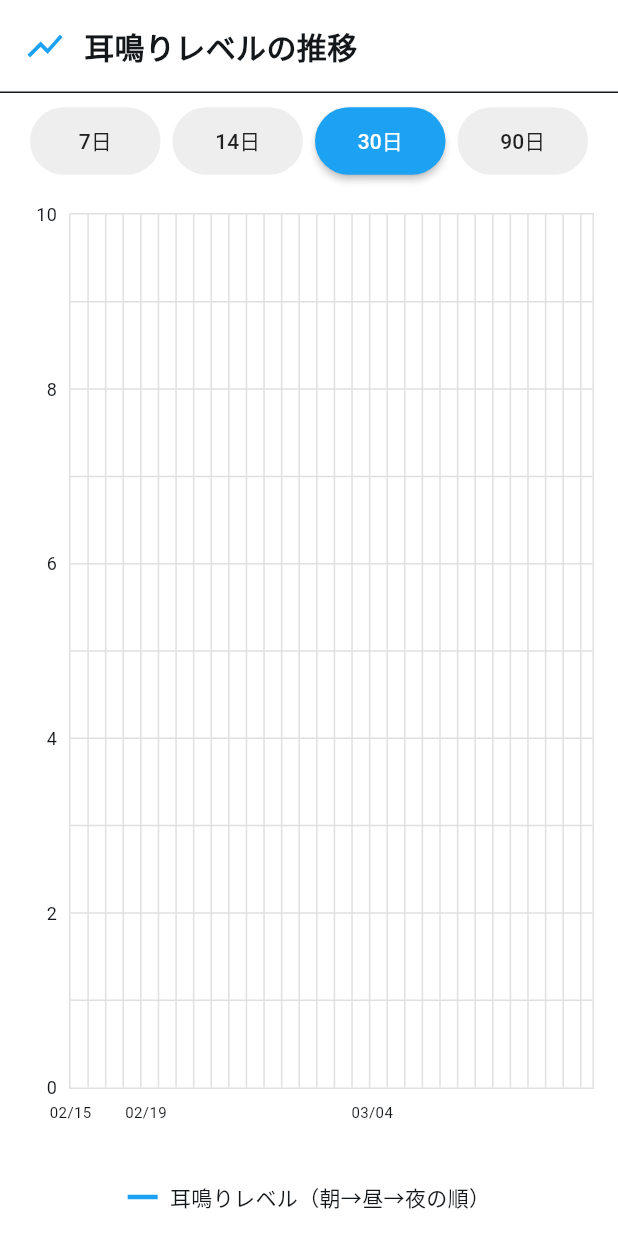
After one commit to Yossy4131/calenderimu, a Flutter app: the TinnitusChartScreen screen opened directly, after a tap on "14日", after a tap on "30日", on a phone screen of 412 x 824 dp. The commit adds this screen. Run offline on Flutter 3.47's test engine with Material 3 defaults, Android fonts, the phone set to English and light mode, and no system bars; drawn by our look-alikes of fl_chart; our stand-ins replace cloud_firestore, firebase_core; accounts and stored records are empty; generated files the repository leaves out were written again.

Commit message:
耳鳴りレベルの折れ線グラフ実装

```diff
--- a/lib/main.dart
+++ b/lib/main.dart
@@ -2,7 +2,7 @@ import 'package:flutter/material.dart';
 import 'package:firebase_core/firebase_core.dart';
 import 'package:cloud_firestore/cloud_firestore.dart';
 import 'firebase_options.dart';
-import 'screens/calendar_screen.dart';
+import 'screens/home_screen.dart';
 
 /// アプリケーションのエントリーポイント
 Future<void> main() async {
@@ -56,7 +56,7 @@ class CalendarApp extends StatelessWidget {
         dividerColor: const Color(0xFFE1E8ED), // Twitter border color
         useMaterial3: true,
       ),
-      home: const CalendarScreen(),
+      home: const HomeScreen(),
     );
   }
 }
--- /dev/null
+++ b/lib/screens/home_screen.dart
@@ -0,0 +1,45 @@
+import 'package:flutter/material.dart';
+import 'calendar_screen.dart';
+import 'tinnitus_chart_screen.dart';
+
+/// ホーム画面（ボトムナビゲーションバー付き）
+class HomeScreen extends StatefulWidget {
+  const HomeScreen({super.key});
+
+  @override
+  State<HomeScreen> createState() => _HomeScreenState();
+}
+
+class _HomeScreenState extends State<HomeScreen> {
+  int _currentIndex = 0;
+
+  // 画面リスト
+  final List<Widget> _screens = [
+    const CalendarScreen(),
+    const TinnitusChartScreen(),
+  ];
+
+  @override
+  Widget build(BuildContext context) {
+    return Scaffold(
+      body: _screens[_currentIndex],
+      bottomNavigationBar: BottomNavigationBar(
+        currentIndex: _currentIndex,
+        onTap: (index) {
+          setState(() {
+            _currentIndex = index;
+          });
+        },
+        selectedItemColor: const Color(0xFF1DA1F2),
+        unselectedItemColor: Colors.grey,
+        items: const [
+          BottomNavigationBarItem(
+            icon: Icon(Icons.calendar_month),
+            label: 'カレンダー',
+          ),
+          BottomNavigationBarItem(icon: Icon(Icons.show_chart), label: 'グラフ'),
+        ],
+      ),
+    );
+  }
+}
--- /dev/null
+++ b/lib/screens/tinnitus_chart_screen.dart
@@ -0,0 +1,336 @@
+import 'package:flutter/material.dart';
+import 'package:fl_chart/fl_chart.dart';
+import '../services/tinnitus_service.dart';
+import '../models/tinnitus_data.dart';
+
+/// 耳鳴りレベルのグラフ表示画面
+class TinnitusChartScreen extends StatefulWidget {
+  const TinnitusChartScreen({super.key});
+
+  @override
+  State<TinnitusChartScreen> createState() => _TinnitusChartScreenState();
+}
+
+class _TinnitusChartScreenState extends State<TinnitusChartScreen> {
+  final TinnitusService _tinnitusService = TinnitusService();
+  int _selectedPeriod = 7; // デフォルトは7日間
+  List<TinnitusData> _chartData = [];
+  bool _isLoading = false;
+
+  @override
+  void initState() {
+    super.initState();
+    _loadChartData();
+  }
+
+  /// グラフ用データを読み込む
+  Future<void> _loadChartData() async {
+    setState(() {
+      _isLoading = true;
+    });
+
+    final endDate = DateTime.now();
+    final startDate = endDate.subtract(Duration(days: _selectedPeriod - 1));
+
+    // 期間内の全日付のデータを取得
+    final List<TinnitusData> dataList = [];
+    for (int i = 0; i < _selectedPeriod; i++) {
+      final date = startDate.add(Duration(days: i));
+      final data = await _tinnitusService.getTinnitusData(date);
+      if (data != null && data.hasAnyData) {
+        dataList.add(data);
+      } else {
+        // データがない日は空のデータとして追加
+        dataList.add(
+          TinnitusData(dateKey: TinnitusData.dateKeyFromDateTime(date)),
+        );
+      }
+    }
+
+    setState(() {
+      _chartData = dataList;
+      _isLoading = false;
+    });
+  }
+
+  /// 期間を変更
+  void _changePeriod(int days) {
+    setState(() {
+      _selectedPeriod = days;
+    });
+    _loadChartData();
+  }
+
+  @override
+  Widget build(BuildContext context) {
+    return Scaffold(
+      body: SafeArea(
+        child: Column(
+          children: [
+            // ヘッダー
+            _buildHeader(),
+            const Divider(height: 1),
+
+            // 期間選択ボタン
+            _buildPeriodSelector(),
+
+            // グラフエリア
+            Expanded(
+              child: _isLoading
+                  ? const Center(child: CircularProgressIndicator())
+                  : _chartData.isEmpty
+                  ? const Center(child: Text('データがありません'))
+                  : _buildChart(),
+            ),
+
+            // 凡例
+            _buildLegend(),
+          ],
+        ),
+      ),
+    );
+  }
+
+  /// ヘッダーを構築
+  Widget _buildHeader() {
+    return Container(
+      padding: const EdgeInsets.all(16.0),
+      child: Row(
+        children: [
+          Icon(Icons.show_chart, size: 28, color: const Color(0xFF1DA1F2)),
+          const SizedBox(width: 12),
+          const Text(
+            '耳鳴りレベルの推移',
+            style: TextStyle(fontSize: 20, fontWeight: FontWeight.bold),
+          ),
+        ],
+      ),
+    );
+  }
+
+  /// 期間選択ボタンを構築
+  Widget _buildPeriodSelector() {
+    return Container(
+      padding: const EdgeInsets.symmetric(horizontal: 16.0, vertical: 8.0),
+      child: Row(
+        mainAxisAlignment: MainAxisAlignment.spaceEvenly,
+        children: [
+          _buildPeriodButton('7日', 7),
+          _buildPeriodButton('14日', 14),
+          _buildPeriodButton('30日', 30),
+          _buildPeriodButton('90日', 90),
+        ],
+      ),
+    );
+  }
+
+  /// 期間ボタンを構築
+  Widget _buildPeriodButton(String label, int days) {
+    final isSelected = _selectedPeriod == days;
+    return Expanded(
+      child: Padding(
+        padding: const EdgeInsets.symmetric(horizontal: 4.0),
+        child: ElevatedButton(
+          onPressed: () => _changePeriod(days),
+          style: ElevatedButton.styleFrom(
+            backgroundColor: isSelected
+                ? const Color(0xFF1DA1F2)
+                : Colors.grey.shade200,
+            foregroundColor: isSelected ? Colors.white : Colors.black87,
+            elevation: isSelected ? 2 : 0,
+            padding: const EdgeInsets.symmetric(vertical: 12),
+          ),
+          child: Text(label),
+        ),
+      ),
+    );
+  }
+
+  /// グラフを構築
+  Widget _buildChart() {
+    return Padding(
+      padding: const EdgeInsets.all(16.0),
+      child: LineChart(
+        LineChartData(
+          gridData: FlGridData(
+            show: true,
+            drawVerticalLine: true,
+            horizontalInterval: 1,
+            verticalInterval: 3,
+            getDrawingHorizontalLine: (value) {
+              return FlLine(color: Colors.grey.shade300, strokeWidth: 1);
+            },
+            getDrawingVerticalLine: (value) {
+              return FlLine(color: Colors.grey.shade300, strokeWidth: 1);
+            },
+          ),
+          titlesData: FlTitlesData(
+            show: true,
+            bottomTitles: AxisTitles(
+              sideTitles: SideTitles(
+                showTitles: true,
+                reservedSize: 30,
+                getTitlesWidget: _getBottomTitles,
+                interval: _selectedPeriod <= 7 ? 3 : (_selectedPeriod / 7 * 3),
+              ),
+            ),
+            leftTitles: AxisTitles(
+              sideTitles: SideTitles(
+                showTitles: true,
+                reservedSize: 30,
+                getTitlesWidget: _getLeftTitles,
+                interval: 2,
+              ),
+            ),
+            rightTitles: const AxisTitles(
+              sideTitles: SideTitles(showTitles: false),
+            ),
+            topTitles: const AxisTitles(
+              sideTitles: SideTitles(showTitles: false),
+            ),
+          ),
+          borderData: FlBorderData(
+            show: true,
+            border: Border.all(color: Colors.grey.shade300),
+          ),
+          minX: 0,
+          maxX: (_chartData.length * 3 - 1).toDouble(),
+          minY: 0,
+          maxY: 10,
+          lineBarsData: _buildLineBarsData(),
+          lineTouchData: LineTouchData(
+            enabled: true,
+            touchTooltipData: LineTouchTooltipData(
+              getTooltipItems: _getTooltipItems,
+            ),
+          ),
+        ),
+      ),
+    );
+  }
+
+  /// 下部タイトル（日付）を取得
+  Widget _getBottomTitles(double value, TitleMeta meta) {
+    // X軸は時間帯ごと（0=1日朝, 1=1日昼, 2=1日夜, 3=2日朝...）
+    final index = value.toInt();
+    final dayIndex = index ~/ 3; // 日のインデックス
+    final timeIndex = index % 3; // 時間帯（0=朝, 1=昼, 2=夜）
+
+    // 朝のポイントのみ日付を表示
+    if (timeIndex == 0 && dayIndex >= 0 && dayIndex < _chartData.length) {
+      final data = _chartData[dayIndex];
+      final parts = data.dateKey.split('-');
+      if (parts.length == 3) {
+        return SideTitleWidget(
+          meta: meta,
+          child: Text(
+            '${parts[1]}/${parts[2]}',
+            style: const TextStyle(fontSize: 10),
+          ),
+        );
+      }
+    }
+    return const Text('');
+  }
+
+  /// 左側タイトル（レベル）を取得
+  Widget _getLeftTitles(double value, TitleMeta meta) {
+    return SideTitleWidget(
+      meta: meta,
+      child: Text(
+        value.toInt().toString(),
+        style: const TextStyle(fontSize: 12),
+      ),
+    );
+  }
+
+  /// 折れ線グラフのデータを構築
+  List<LineChartBarData> _buildLineBarsData() {
+    // 時系列順にすべてのデータを並べる（1日朝→1日昼→1日夜→2日朝...）
+    final allSpots = <FlSpot>[];
+
+    for (int i = 0; i < _chartData.length; i++) {
+      final data = _chartData[i];
+
+      // 朝のデータ
+      if (data.morningLevel != null) {
+        allSpots.add(FlSpot((i * 3).toDouble(), data.morningLevel!.toDouble()));
+      }
+
+      // 昼のデータ
+      if (data.afternoonLevel != null) {
+        allSpots.add(
+          FlSpot((i * 3 + 1).toDouble(), data.afternoonLevel!.toDouble()),
+        );
+      }
+
+      // 夜のデータ
+      if (data.eveningLevel != null) {
+        allSpots.add(
+          FlSpot((i * 3 + 2).toDouble(), data.eveningLevel!.toDouble()),
+        );
+      }
+    }
+
+    return [
+      // 1本の線で時系列順に表示
+      LineChartBarData(
+        spots: allSpots,
+        isCurved: false,
+        color: const Color(0xFF1DA1F2),
+        barWidth: 3,
+        isStrokeCapRound: true,
+        dotData: const FlDotData(show: true),
+        belowBarData: BarAreaData(show: false),
+      ),
+    ];
+  }
+
+  /// ツールチップのアイテムを取得
+  List<LineTooltipItem> _getTooltipItems(List<LineBarSpot> touchedSpots) {
+    return touchedSpots.map((LineBarSpot touchedSpot) {
+      final index = touchedSpot.x.toInt();
+      final dayIndex = index ~/ 3;
+      final timeIndex = index % 3;
+
+      String timeLabel;
+      if (timeIndex == 0) {
+        timeLabel = '朝';
+      } else if (timeIndex == 1) {
+        timeLabel = '昼';
+      } else {
+        timeLabel = '夜';
+      }
+
+      // 日付を取得
+      String dateLabel = '';
+      if (dayIndex >= 0 && dayIndex < _chartData.length) {
+        final data = _chartData[dayIndex];
+        final parts = data.dateKey.split('-');
+        if (parts.length == 3) {
+          dateLabel = '${parts[1]}/${parts[2]} ';
+        }
+      }
+
+      return LineTooltipItem(
+        '$dateLabel$timeLabel: ${touchedSpot.y.toInt()}',
+        const TextStyle(color: Colors.white, fontWeight: FontWeight.bold),
+      );
+    }).toList();
+  }
+
+  /// 凡例を構築
+  Widget _buildLegend() {
+    return Container(
+      padding: const EdgeInsets.all(16.0),
+      child: Row(
+        mainAxisAlignment: MainAxisAlignment.center,
+        children: [
+          Container(width: 20, height: 3, color: const Color(0xFF1DA1F2)),
+          const SizedBox(width: 8),
+          const Text('耳鳴りレベル（朝→昼→夜の順）', style: TextStyle(fontSize: 14)),
+        ],
+      ),
+    );
+  }
+}
```
